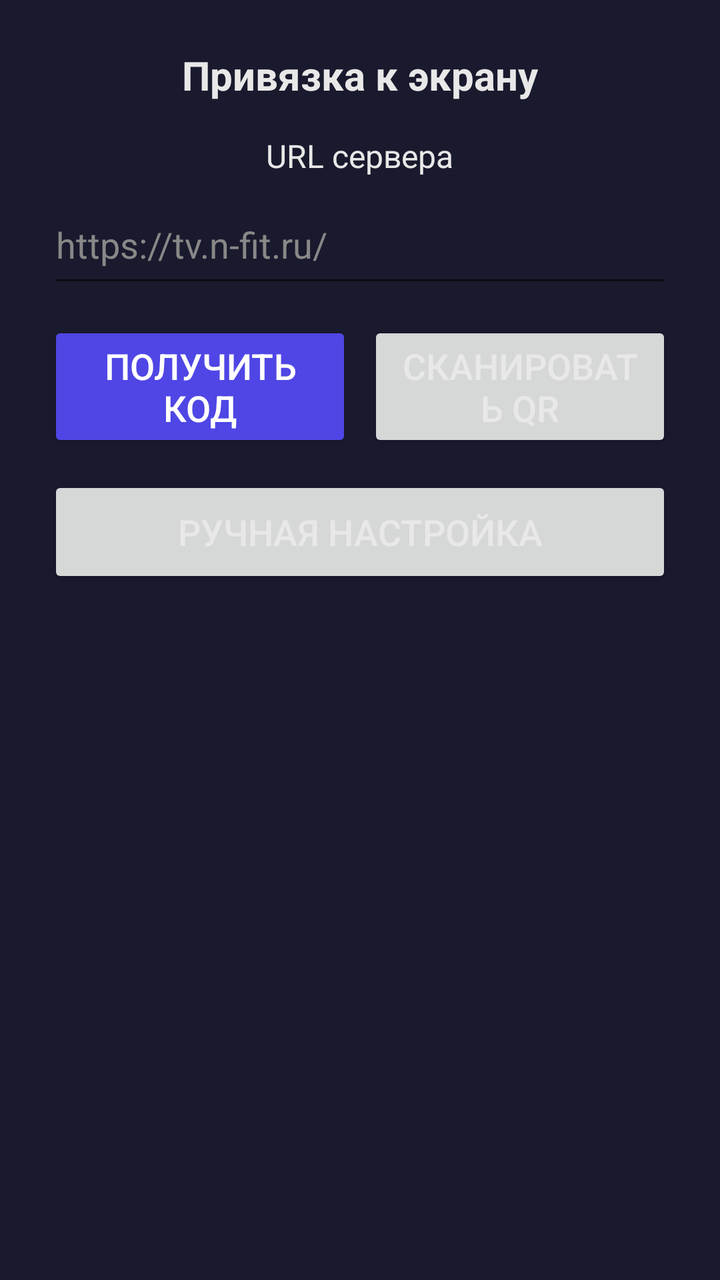
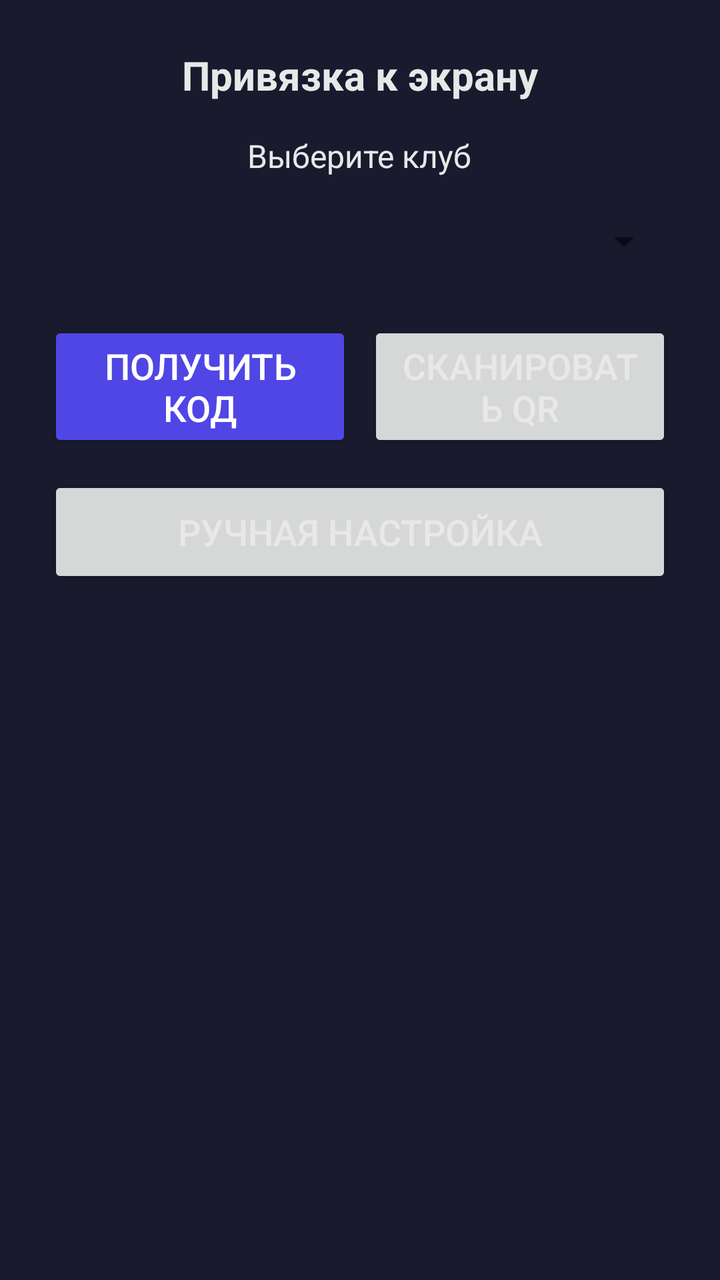

An Android layout rendered at two revisions. The XML below is the earlier revision; the diff shows what the commit changed to produce the second picture.
<!-- AndroidManifest.xml: activity theme Theme.SettingsTV -->
<!-- res/layout/activity_binding.xml -->
<?xml version="1.0" encoding="utf-8"?>
<ScrollView xmlns:android="http://schemas.android.com/apk/res/android"
    android:layout_width="match_parent"
    android:layout_height="match_parent"
    android:background="@color/settings_bg"
    android:padding="24dp">

    <LinearLayout
        android:layout_width="match_parent"
        android:layout_height="wrap_content"
        android:gravity="center_horizontal"
        android:orientation="vertical">

        <TextView
            android:layout_width="wrap_content"
            android:layout_height="wrap_content"
            android:text="@string/binding_title"
            android:textColor="@color/settings_text"
            android:textSize="@dimen/settings_label_text_size"
            android:textStyle="bold"
            android:layout_marginBottom="16dp" />

        <TextView
            android:layout_width="wrap_content"
            android:layout_height="wrap_content"
            android:text="@string/server_url"
            android:textColor="@color/settings_text"
            android:textSize="@dimen/settings_hint_text_size"
            android:layout_marginBottom="4dp" />
        <EditText
            android:id="@+id/bindingServerUrl"
            android:layout_width="match_parent"
            android:layout_height="wrap_content"
            android:minHeight="@dimen/settings_button_min_height"
            android:hint="@string/hint_server_url"
            android:textColor="@color/settings_text"
            android:textColorHint="@color/settings_text_hint"
            android:textSize="@dimen/settings_input_text_size"
            android:inputType="textUri"
            android:background="?android:attr/editTextBackground"
            android:layout_marginBottom="12dp" />
        <LinearLayout
            android:layout_width="match_parent"
            android:layout_height="wrap_content"
            android:orientation="horizontal"
            android:layout_marginBottom="12dp">
            <Button
                android:id="@+id/bindingGetCode"
                android:layout_width="0dp"
                android:layout_height="wrap_content"
                android:minHeight="@dimen/settings_button_min_height"
                android:layout_weight="1"
                android:text="@string/binding_get_code"
                android:textSize="@dimen/settings_button_text_size"
                android:backgroundTint="@color/settings_accent"
                android:textColor="@android:color/white"
                android:layout_marginEnd="8dp" />
            <Button
                android:id="@+id/bindingScanQr"
                android:layout_width="0dp"
                android:layout_height="wrap_content"
                android:minHeight="@dimen/settings_button_min_height"
                android:layout_weight="1"
                android:text="@string/scan_qr"
                android:textSize="@dimen/settings_button_text_size"
                android:textColor="@color/settings_text" />
        </LinearLayout>
        <ImageView
            android:id="@+id/bindingQr"
            android:layout_width="200dp"
            android:layout_height="200dp"
            android:visibility="gone"
            android:contentDescription="@string/binding_title"
            android:layout_marginBottom="12dp" />
        <TextView
            android:id="@+id/bindingCodeText"
            android:layout_width="wrap_content"
            android:layout_height="wrap_content"
            android:textColor="@color/settings_text"
            android:textSize="28sp"
            android:textStyle="bold"
            android:letterSpacing="0.2"
            android:visibility="gone"
            android:layout_marginBottom="4dp" />
        <TextView
            android:id="@+id/bindingCountdown"
            android:layout_width="wrap_content"
            android:layout_height="wrap_content"
            android:textColor="@color/settings_text_hint"
            android:textSize="@dimen/settings_hint_text_size"
            android:visibility="gone"
            android:layout_marginBottom="16dp" />
        <TextView
            android:id="@+id/bindingInstruction"
            android:layout_width="match_parent"
            android:layout_height="wrap_content"
            android:text="@string/binding_instruction"
            android:textColor="@color/settings_text_hint"
            android:textSize="@dimen/settings_hint_text_size"
            android:visibility="gone"
            android:gravity="center"
            android:layout_marginBottom="24dp" />

        <Button
            android:id="@+id/bindingManual"
            android:layout_width="match_parent"
            android:layout_height="wrap_content"
            android:minHeight="@dimen/settings_button_min_height"
            android:text="@string/binding_manual"
            android:textSize="@dimen/settings_button_text_size"
            android:textColor="@color/settings_text" />

        <TextView
            android:id="@+id/bindingVersionFooter"
            android:layout_width="wrap_content"
            android:layout_height="wrap_content"
            android:layout_marginTop="24dp"
            android:textColor="@color/settings_text_hint"
            android:textSize="12sp" />
    </LinearLayout>
</ScrollView>
<!-- resources referenced by this layout -->
<resources>
  <color name="settings_accent">#4f46e5</color>
  <color name="settings_bg">#1a1a2e</color>
  <color name="settings_text">#E8E8E8</color>
  <color name="settings_text_hint">#888888</color>
  <dimen name="settings_button_min_height">56dp</dimen>
  <dimen name="settings_button_text_size">18sp</dimen>
  <dimen name="settings_hint_text_size">16sp</dimen>
  <dimen name="settings_input_text_size">18sp</dimen>
  <dimen name="settings_label_text_size">20sp</dimen>
  <string name="binding_get_code">Получить код</string>
  <string name="binding_instruction">Откройте ссылку по QR или введите код в админ-панели в разделе «Привязка»</string>
  <string name="binding_manual">Ручная настройка</string>
  <string name="binding_title">Привязка к экрану</string>
  <string name="hint_server_url">https://tv.n-fit.ru/</string>
  <string name="scan_qr">Сканировать QR</string>
  <string name="server_url">URL сервера</string>
  <style name="Theme.SettingsTV" parent="Theme.NeoFitTV" />
  <style name="Theme.NeoFitTV" parent="Theme.AppCompat.Light.NoActionBar">
          
          <item name="colorPrimary">@color/settings_accent</item>
          <item name="colorPrimaryVariant">@color/settings_bg</item>
          <item name="colorOnPrimary">@android:color/white</item>
          
          <item name="colorSecondary">@color/settings_accent</item>
          <item name="colorSecondaryVariant">@color/settings_bg</item>
          <item name="colorOnSecondary">@android:color/black</item>
          
          <item name="android:statusBarColor">?attr/colorPrimaryVariant</item>
          
      </style>
</resources>

<!-- the commit's change to res/layout/activity_binding.xml (unified diff, before → after) -->
@@ -23,9 +23,24 @@
         <TextView
             android:layout_width="wrap_content"
             android:layout_height="wrap_content"
-            android:text="@string/server_url"
+            android:text="@string/select_club"
             android:textColor="@color/settings_text"
             android:textSize="@dimen/settings_hint_text_size"
+            android:layout_marginBottom="4dp" />
+        <Spinner
+            android:id="@+id/bindingClubSpinner"
+            android:layout_width="match_parent"
+            android:layout_height="wrap_content"
+            android:minHeight="@dimen/settings_button_min_height"
+            android:layout_marginBottom="12dp" />
+        <TextView
+            android:id="@+id/bindingManualUrlLabel"
+            android:layout_width="wrap_content"
+            android:layout_height="wrap_content"
+            android:text="@string/manual_url_label"
+            android:textColor="@color/settings_text"
+            android:textSize="@dimen/settings_hint_text_size"
+            android:visibility="gone"
             android:layout_marginBottom="4dp" />
         <EditText
             android:id="@+id/bindingServerUrl"
@@ -38,6 +53,7 @@
             android:textSize="@dimen/settings_input_text_size"
             android:inputType="textUri"
             android:background="?android:attr/editTextBackground"
+            android:visibility="gone"
             android:layout_marginBottom="12dp" />
         <LinearLayout
             android:layout_width="match_parent"
<!-- resource entries referenced after the edit -->
@@ -14,8 +14,9 @@
   <string name="binding_manual">Ручная настройка</string>
   <string name="binding_title">Привязка к экрану</string>
   <string name="hint_server_url">https://tv.n-fit.ru/</string>
+  <string name="manual_url_label">URL сервера (вручную)</string>
   <string name="scan_qr">Сканировать QR</string>
-  <string name="server_url">URL сервера</string>
+  <string name="select_club">Выберите клуб</string>
   <style name="Theme.SettingsTV" parent="Theme.NeoFitTV" />
   <style name="Theme.NeoFitTV" parent="Theme.AppCompat.Light.NoActionBar">
           
